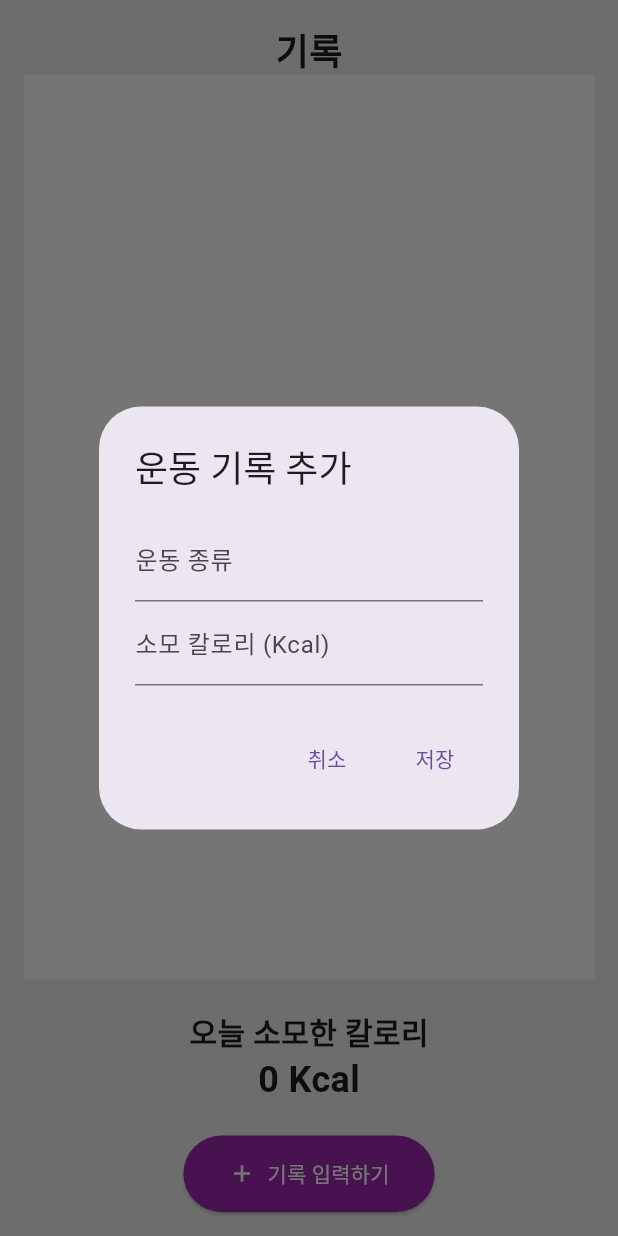
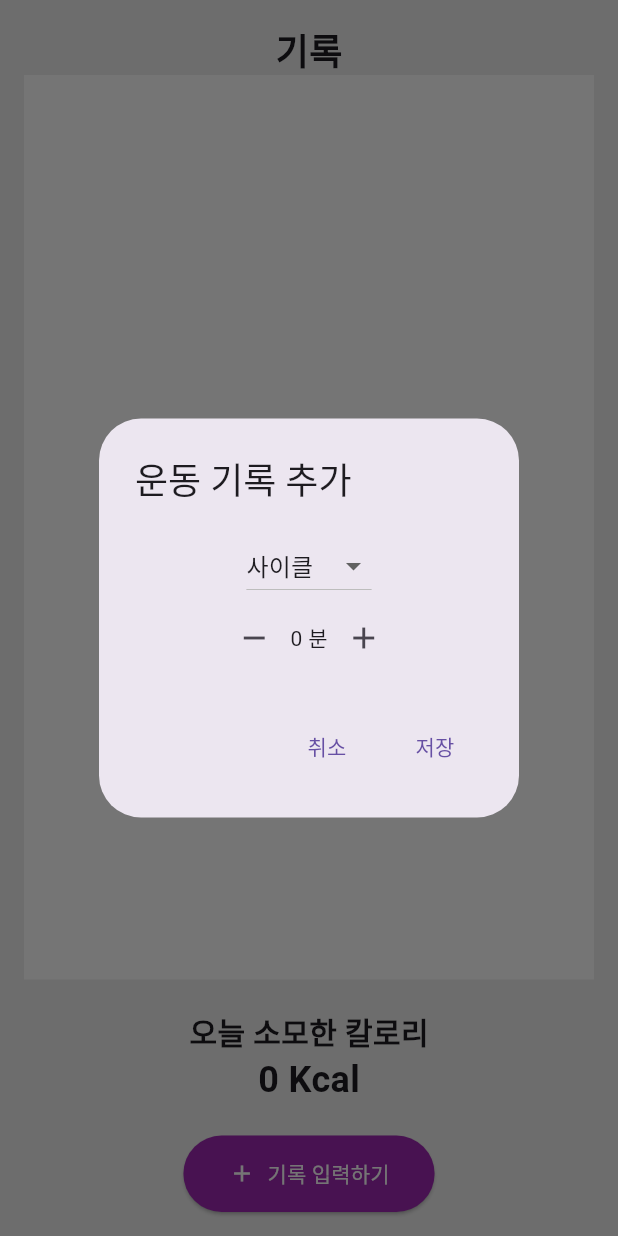
Before and after one commit to dbsgmlduf/sugarnote, a Flutter app: the ExercisePage screen opened directly, after a tap on "기록 입력하기", on a phone screen of 412 x 824 dp. Run offline on Flutter 3.47's test engine with Material 3 defaults, Android fonts, the phone set to English and light mode, and no system bars; our stand-ins replace get, shared_preferences; accounts and stored records are empty; network calls fail.

Commit message:
client 운동 기록 구현

```diff
--- a/client/lib/detailfeature/exercisepage.dart
+++ b/client/lib/detailfeature/exercisepage.dart
@@ -1,4 +1,6 @@
 import 'package:flutter/material.dart';
+import 'package:http/http.dart' as http;
+import 'dart:convert';
 
 class ExercisePage extends StatefulWidget {
   @override
@@ -9,33 +11,133 @@ class _ExercisePageState extends State<ExercisePage> {
   List<Map<String, dynamic>> exerciseRecords = [];
   int totalCalories = 0;
 
-  void _addExerciseRecord(String exercise, int calories) {
+  @override
+  void initState() {
+    super.initState();
+    _fetchExerciseData(); // 앱이 시작될 때 데이터 가져오기
+  }
+
+  Future<void> _fetchExerciseData() async {
+    final user_no = 4; // 임시로 저장된 사용자 번호
+    final measure_date = DateTime.now().toIso8601String().split('T')[0]; // 오늘 날짜
+
+    try {
+      final response = await http.post(
+        Uri.parse('http://10.0.2.2:5000/get_exercise'),
+        headers: <String, String>{
+          'Content-Type': 'application/json; charset=UTF-8',
+        },
+        body: jsonEncode(<String, dynamic>{
+          'user_no': user_no,
+          'measure_date': measure_date,
+        }),
+      );
+
+      if (response.statusCode == 200) {
+        final data = jsonDecode(response.body);
+        if (data[0]['message'] == '1') {
           setState(() {
-      exerciseRecords.add({'exercise': exercise, 'calories': calories});
-      totalCalories += calories;
+            exerciseRecords = List<Map<String, dynamic>>.from(data[1]['exercise_details']);
+            totalCalories = (data[1]['total_kcal'] as num).round(); // num을 int로 변환
           });
+        } else {
+          print('Failed to fetch exercise data: ${data[0]['message']}');
+        }
+      } else {
+        print('Failed to fetch exercise data. Status code: ${response.statusCode}');
+      }
+    } catch (e) {
+      print('Error fetching exercise data: $e');
+    }
+  }
+
+  Future<void> _addExerciseRecord(String exercise, int exerciseTime) async {
+    final user_no = 4; // 임시로 저장된 사용자 번호
+    final measure_date = DateTime.now().toIso8601String().split('T')[0]; // 오늘 날짜
+
+    try {
+      final response = await http.post(
+        Uri.parse('http://10.0.2.2:5000/add_exercise'),
+        headers: <String, String>{
+          'Content-Type': 'application/json; charset=UTF-8',
+        },
+        body: jsonEncode(<String, dynamic>{
+          'user_no': user_no,
+          'exercise': exercise,
+          'exercise_time': exerciseTime,
+          'measure_date': measure_date,
+        }),
+      );
+
+      if (response.statusCode == 201) {
+        final data = jsonDecode(response.body);
+        setState(() {
+          exerciseRecords.add({
+            'exercise': exercise,
+            'exercise_time': exerciseTime,
+            'kcal': (data['kcal'] as num).round() // num을 int로 변환
+          });
+          totalCalories += (data['kcal'] as num).round(); // num을 int로 변환
+        });
+      } else {
+        print('Failed to add exercise data. Status code: ${response.statusCode}');
+      }
+    } catch (e) {
+      print('Error adding exercise data: $e');
+    }
   }
 
   void _showAddExerciseDialog() {
-    TextEditingController exerciseController = TextEditingController();
-    TextEditingController caloriesController = TextEditingController();
+    String selectedExercise = '사이클';
+    int exerciseTime = 0;
 
     showDialog(
       context: context,
       builder: (context) {
+        return StatefulBuilder(
+          builder: (context, setState) {
             return AlertDialog(
               title: Text('운동 기록 추가'),
               content: Column(
                 mainAxisSize: MainAxisSize.min,
                 children: [
-              TextField(
-                controller: exerciseController,
-                decoration: InputDecoration(labelText: '운동 종류'),
+                  DropdownButton<String>(
+                    value: selectedExercise,
+                    items: [
+                      DropdownMenuItem(value: '사이클', child: Text('사이클')),
+                      DropdownMenuItem(value: '수영', child: Text('수영')),
+                      DropdownMenuItem(value: '맨몸운동', child: Text('맨몸운동')),
+                      DropdownMenuItem(value: '웨이트', child: Text('웨이트')),
+                      DropdownMenuItem(value: '달리기', child: Text('달리기')),
+                      DropdownMenuItem(value: '축구', child: Text('축구')),
+                    ],
+                    onChanged: (value) {
+                      setState(() {
+                        selectedExercise = value!;
+                      });
+                    },
                   ),
-              TextField(
-                controller: caloriesController,
-                decoration: InputDecoration(labelText: '소모 칼로리 (Kcal)'),
-                keyboardType: TextInputType.number,
+                  Row(
+                    mainAxisAlignment: MainAxisAlignment.center,
+                    children: [
+                      IconButton(
+                        icon: Icon(Icons.remove),
+                        onPressed: () {
+                          setState(() {
+                            if (exerciseTime > 0) exerciseTime--;
+                          });
+                        },
+                      ),
+                      Text('$exerciseTime 분'),
+                      IconButton(
+                        icon: Icon(Icons.add),
+                        onPressed: () {
+                          setState(() {
+                            exerciseTime++;
+                          });
+                        },
+                      ),
+                    ],
                   ),
                 ],
               ),
@@ -49,9 +151,30 @@ class _ExercisePageState extends State<ExercisePage> {
                 TextButton(
                   child: Text('저장'),
                   onPressed: () {
-                String exercise = exerciseController.text;
-                int calories = int.parse(caloriesController.text);
-                _addExerciseRecord(exercise, calories);
+                    String exercise;
+                    switch (selectedExercise) {
+                      case '사이클':
+                        exercise = 'CYCLING';
+                        break;
+                      case '수영':
+                        exercise = 'SWIMMING';
+                        break;
+                      case '맨몸운동':
+                        exercise = 'Bodyweight';
+                        break;
+                      case '웨이트':
+                        exercise = 'Fitness';
+                        break;
+                      case '달리기':
+                        exercise = 'Running';
+                        break;
+                      case '축구':
+                        exercise = 'SOCCER';
+                        break;
+                      default:
+                        exercise = 'CYCLING';
+                    }
+                    _addExerciseRecord(exercise, exerciseTime);
                     Navigator.of(context).pop();
                   },
                 ),
@@ -59,6 +182,27 @@ class _ExercisePageState extends State<ExercisePage> {
             );
           },
         );
+      },
+    );
+  }
+
+  IconData _getIconForExercise(String exercise) {
+    switch (exercise) {
+      case 'CYCLING':
+        return Icons.directions_bike;
+      case 'SWIMMING':
+        return Icons.pool;
+      case 'Bodyweight':
+        return Icons.fitness_center;
+      case 'Fitness':
+        return Icons.fitness_center;
+      case 'Running':
+        return Icons.directions_run;
+      case 'SOCCER':
+        return Icons.sports_soccer;
+      default:
+        return Icons.fitness_center;
+    }
   }
 
   @override
@@ -82,8 +226,9 @@ class _ExercisePageState extends State<ExercisePage> {
                   itemCount: exerciseRecords.length,
                   itemBuilder: (context, index) {
                     return ListTile(
+                      leading: Icon(_getIconForExercise(exerciseRecords[index]['exercise'])),
                       title: Text(exerciseRecords[index]['exercise']),
-                      trailing: Text('${exerciseRecords[index]['calories']} Kcal'),
+                      trailing: Text('${exerciseRecords[index]['kcal']} Kcal'),
                     );
                   },
                 ),
```
Lines whose indentation alone changed are shown as unchanged.
